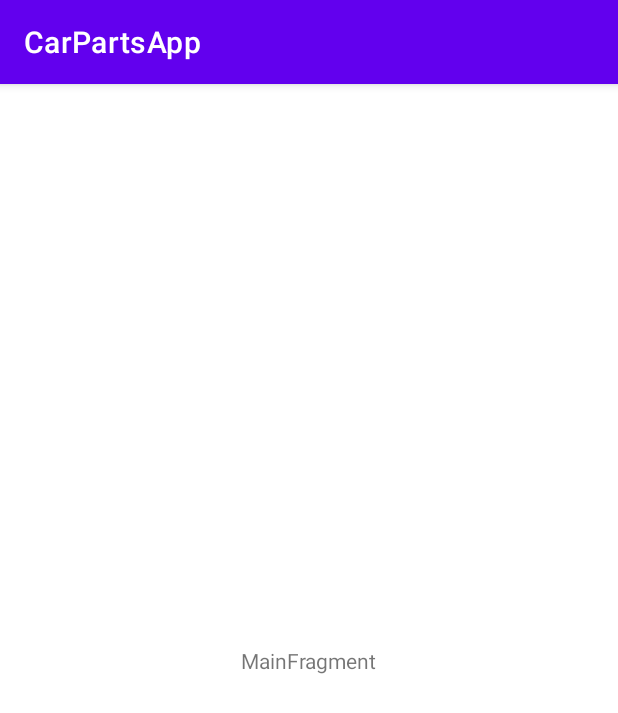
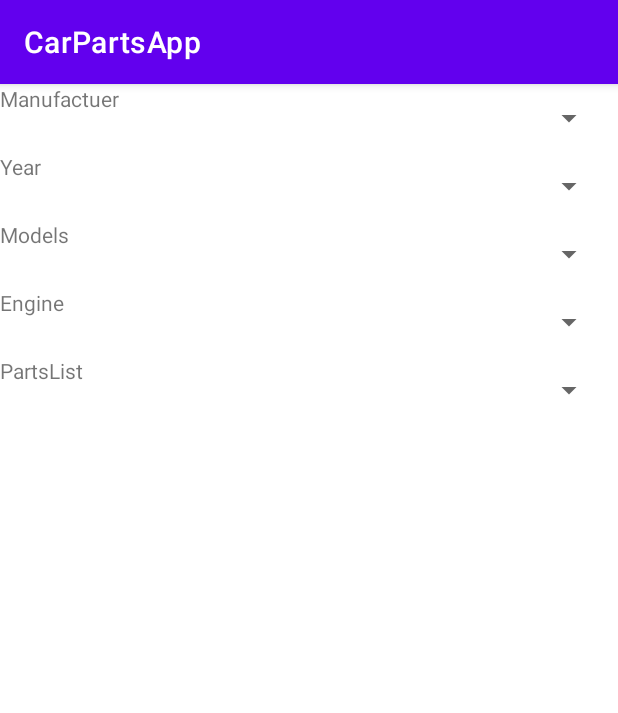
Before and after one commit to PKJrod/CarPartsApp, an Android app: the screen it shows after launch (MainActivity), on a phone screen of 412 x 824 dp. Shown: the top 713 px of the screen. Run offline under Robolectric (Android 15) with nearby library versions, the phone set to English and light mode, and no system bars.

Commit message:
Build the layout to view cars and their parts

```diff
--- a/app/src/main/res/layout/main_fragment.xml
+++ b/app/src/main/res/layout/main_fragment.xml
@@ -1,20 +1,108 @@
 <?xml version="1.0" encoding="utf-8"?>
-<androidx.constraintlayout.widget.ConstraintLayout xmlns:android="http://schemas.android.com/apk/res/android"
+<LinearLayout xmlns:android="http://schemas.android.com/apk/res/android"
     xmlns:app="http://schemas.android.com/apk/res-auto"
     xmlns:tools="http://schemas.android.com/tools"
     android:id="@+id/main"
     android:layout_width="match_parent"
     android:layout_height="match_parent"
+    android:orientation="vertical"
     tools:context=".ui.main.MainFragment">
 
-    <TextView
-        android:id="@+id/message"
-        android:layout_width="wrap_content"
-        android:layout_height="wrap_content"
-        android:text="MainFragment"
-        app:layout_constraintBottom_toBottomOf="parent"
-        app:layout_constraintEnd_toEndOf="parent"
-        app:layout_constraintStart_toStartOf="parent"
-        app:layout_constraintTop_toTopOf="parent" />
+    <TableLayout
+        android:layout_width="match_parent"
+        android:layout_height="227dp">
 
-</androidx.constraintlayout.widget.ConstraintLayout>
+        <TableRow
+            android:layout_width="match_parent"
+            android:layout_height="53dp">
+
+            <TextView
+                android:id="@+id/CarManufactuers"
+                android:layout_width="102dp"
+                android:layout_height="match_parent"
+                android:text="Manufactuer" />
+
+            <Spinner
+                android:id="@+id/CarManufactuer"
+                android:layout_width="301dp"
+                android:layout_height="45dp" />
+
+        </TableRow>
+
+        <TableRow
+            android:layout_width="335dp"
+            android:layout_height="match_parent">
+
+            <TextView
+                android:id="@+id/CarYears"
+                android:layout_width="wrap_content"
+                android:layout_height="match_parent"
+                android:text="Year" />
+
+            <Spinner
+                android:id="@+id/CarYear"
+                android:layout_width="185dp"
+                android:layout_height="45dp" />
+        </TableRow>
+
+        <TableRow
+            android:layout_width="344dp"
+            android:layout_height="46dp">
+
+            <TextView
+                android:id="@+id/CarModels"
+                android:layout_width="wrap_content"
+                android:layout_height="match_parent"
+                android:text="Models" />
+
+            <Spinner
+                android:id="@+id/CarModel"
+                android:layout_width="match_parent"
+                android:layout_height="45dp" />
+        </TableRow>
+
+        <TableRow
+            android:layout_width="match_parent"
+            android:layout_height="match_parent">
+
+            <TextView
+                android:id="@+id/CarEngines"
+                android:layout_width="wrap_content"
+                android:layout_height="match_parent"
+                android:text="Engine" />
+
+            <Spinner
+                android:id="@+id/CarEngine"
+                android:layout_width="match_parent"
+                android:layout_height="45dp" />
+        </TableRow>
+
+        <TableRow
+            android:layout_width="match_parent"
+            android:layout_height="match_parent">
+
+            <TextView
+                android:id="@+id/CarPartsList"
+                android:layout_width="wrap_content"
+                android:layout_height="match_parent"
+                android:text="PartsList" />
+
+            <Spinner
+                android:id="@+id/CarParts"
+                android:layout_width="match_parent"
+                android:layout_height="45dp" />
+        </TableRow>
+    </TableLayout>
+
+    <androidx.recyclerview.widget.RecyclerView
+        android:layout_width="match_parent"
+        android:layout_height="317dp" />
+
+    <LinearLayout
+        android:layout_width="match_parent"
+        android:layout_height="185dp"
+        android:orientation="horizontal">
+
+    </LinearLayout>
+
+</LinearLayout>
```
